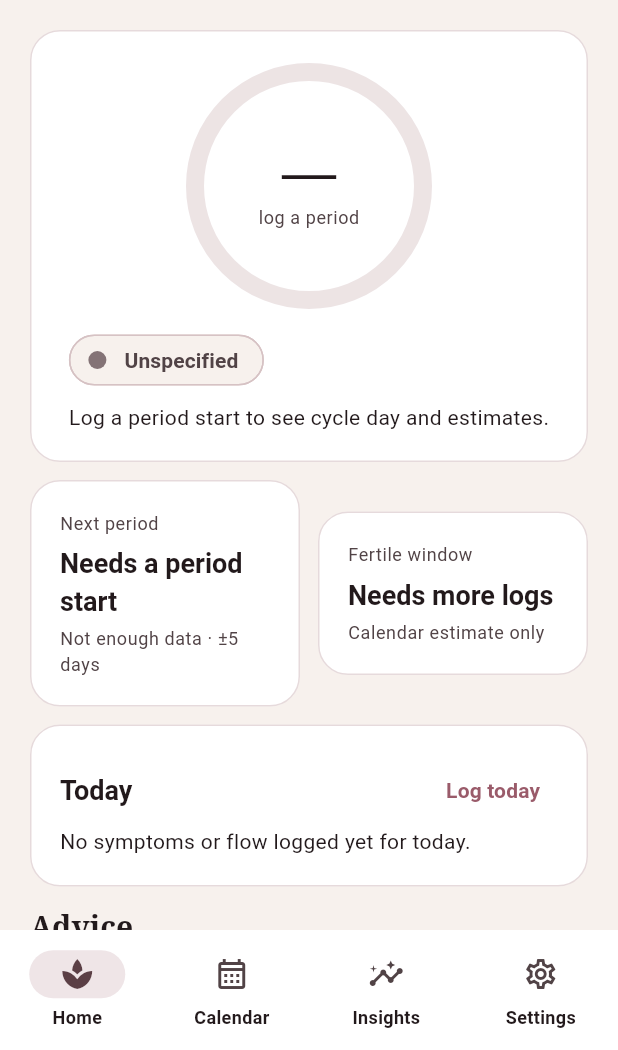
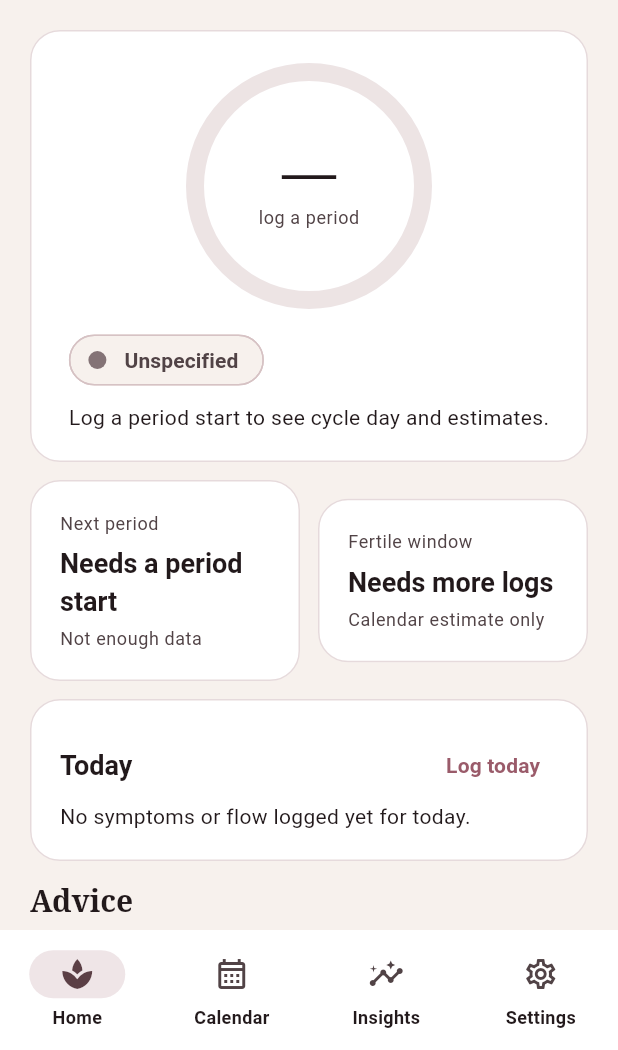
Before and after one commit to michaelady/Cyclea, a Flutter app: the AppShell screen opened directly, on a phone screen of 412 x 824 dp, the part 186-1236 px from its top. Run offline on Flutter 3.47's test engine with Material 3 defaults, Android fonts, the phone set to English and light mode, and no system bars; our stand-ins replace cloud_firestore, firebase_auth, firebase_core, google_sign_in, hive_flutter, table_calendar; accounts and stored records are empty.

Commit message:
Clarify on-time window copy so ±2 days is not read as 12.
Empty Home no longer shows a fake uncertainty range when there is
no period start to predict from.

Co-authored-by: michaelady <michaelady@users.noreply.github.com>

```diff
--- a/lib/screens/calendar_screen.dart
+++ b/lib/screens/calendar_screen.dart
@@ -200,7 +200,7 @@ class _CalendarScreenState extends State<CalendarScreen> {
       return 'Inside the estimated fertile window (not contraception).';
     }
     if (controller.prediction.isPredictedPeriod(day)) {
-      return 'Predicted period day (±${controller.prediction.uncertaintyDays} day uncertainty).';
+      return 'Predicted period day (about ${controller.prediction.uncertaintyDays} days of uncertainty).';
     }
     if (log != null) return 'Symptoms or notes logged.';
     return 'No log yet. Tap Add log to edit this day.';
--- a/lib/screens/home_screen.dart
+++ b/lib/screens/home_screen.dart
@@ -116,8 +116,9 @@ class HomeScreen extends StatelessWidget {
                       child: _ForecastBlock(
                         title: 'Next period',
                         value: _nextPeriodLabel(prediction),
-                        caption:
-                            '${prediction.confidence.label} · ±${prediction.uncertaintyDays} days',
+                        caption: prediction.nextPeriodStart == null
+                            ? prediction.confidence.label
+                            : '${prediction.confidence.label} · about ${prediction.uncertaintyDays} days of uncertainty',
                       ),
                     ),
                   ),
--- a/lib/screens/insights_screen.dart
+++ b/lib/screens/insights_screen.dart
@@ -77,7 +77,7 @@ class InsightsScreen extends StatelessWidget {
                     Text('Early · on-time · late', style: Theme.of(context).textTheme.titleLarge),
                     const SizedBox(height: 6),
                     Text(
-                      'Compared with your own average, counting a cycle as on-time when it is within ±${stats.onTimeWindowDays} days. This is a personal rhythm score, not a medical grade.',
+                      'Compared with your own average, counting a cycle as on-time when it is within plus or minus ${stats.onTimeWindowDays} days. This is a personal rhythm score, not a medical grade.',
                       style: Theme.of(context).textTheme.bodySmall,
                     ),
                     const SizedBox(height: 12),
--- a/lib/services/advice_engine.dart
+++ b/lib/services/advice_engine.dart
@@ -67,7 +67,7 @@ class AdviceEngine {
           id: 'timing',
           title: 'On-time vs early vs late',
           body:
-              '$onTimePct% of your logged cycles landed within ±${stats.onTimeWindowDays} days of your own average. '
+              '$onTimePct% of your logged cycles landed within plus or minus ${stats.onTimeWindowDays} days of your own average. '
               'Early and late here only means compared with you — not a diagnosis.',
           tag: 'Your stats',
         ),
```
